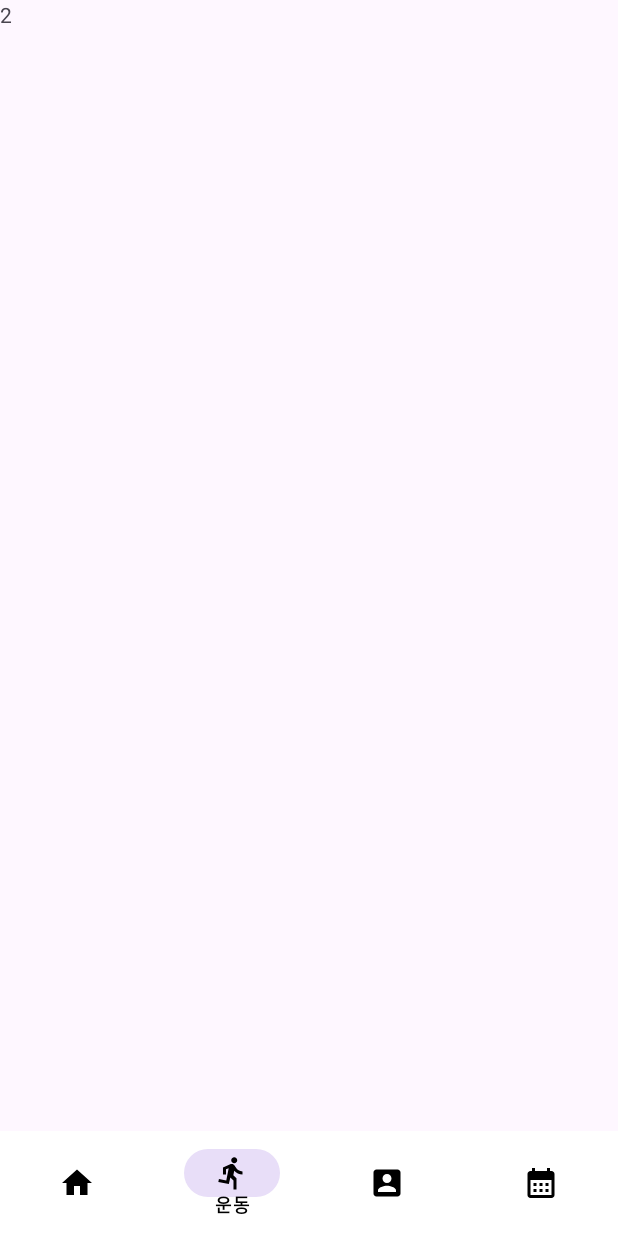
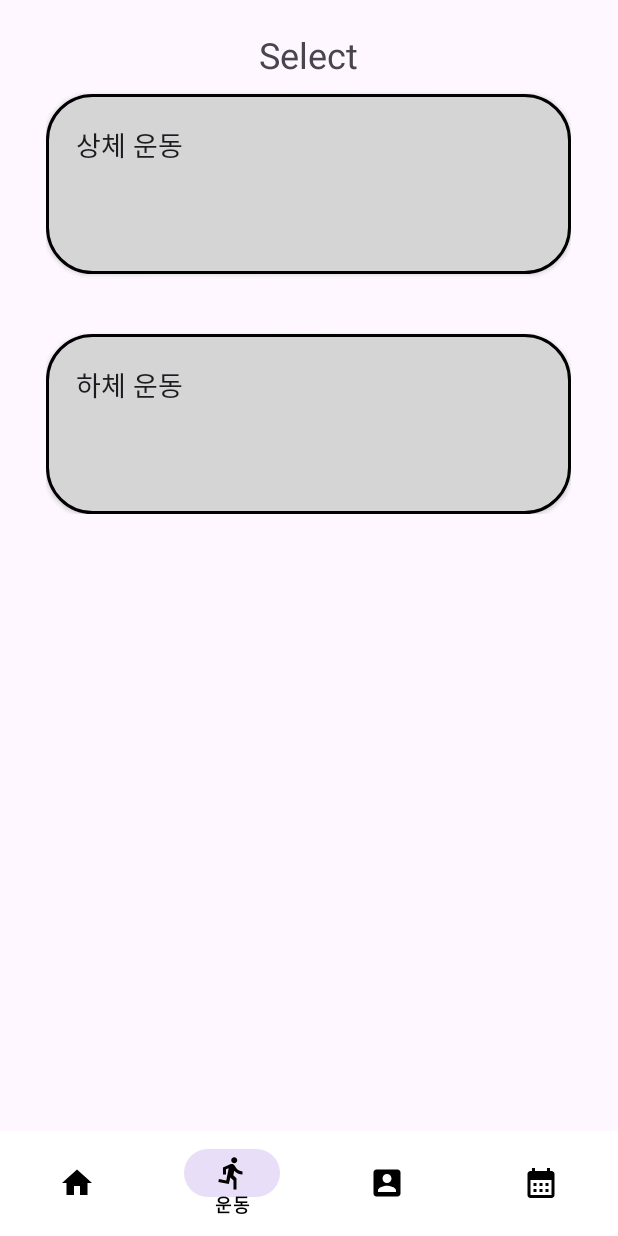
Before and after one commit to sueundev/2024-01_My-Trainer, an Android app: the screen it shows after launch (MainActivity), item 2 of the bottom bar chosen, on a phone screen of 412 x 824 dp. Run offline under Robolectric (Android 15) with nearby library versions, the phone set to English and light mode, and no system bars.

Commit message:
운동 탭 기능 구현

```diff
--- a/app/src/main/AndroidManifest.xml
+++ b/app/src/main/AndroidManifest.xml
@@ -12,9 +12,13 @@
         android:supportsRtl="true"
         android:theme="@style/Theme.MyTrainer"
         tools:targetApi="31">
+        <activity android:name=".exercise_upper"></activity>
+        <activity android:name=".exercise_lower"></activity>
         <activity
             android:name=".MainActivity"
             android:exported="true">
+        </activity>
+        <activity android:name=".TitleActivity" android:exported="true">
             <intent-filter>
                 <action android:name="android.intent.action.MAIN" />
 
--- /dev/null
+++ b/app/src/main/java/com/example/mytrainer/TitleActivity.java
@@ -0,0 +1,26 @@
+package com.example.mytrainer;
+import androidx.appcompat.app.AppCompatActivity;
+import android.content.Intent;
+import android.os.Bundle;
+import android.os.Handler;
+
+public class TitleActivity extends AppCompatActivity{
+    protected void onCreate(Bundle savedInstanceState){
+        super.onCreate(savedInstanceState);
+        setContentView(R.layout.splash_activity);
+
+        Handler handler = new Handler();
+        handler.postDelayed(new Runnable() {
+            @Override
+            public void run() {
+                Intent intent = new Intent(getApplicationContext(), MainActivity.class);
+                startActivity(intent);
+                finish();
+            }
+        }, 2000);
+    }
+    protected void onPause(){
+        super.onPause();
+        finish();
+    }
+}
--- a/app/src/main/java/com/example/mytrainer/exeFragment.java
+++ b/app/src/main/java/com/example/mytrainer/exeFragment.java
@@ -1,19 +1,48 @@
 package com.example.mytrainer;
 
+import android.content.Intent;
 import android.os.Bundle;
-
-import androidx.fragment.app.Fragment;
-
 import android.view.LayoutInflater;
 import android.view.View;
 import android.view.ViewGroup;
+import android.widget.Button;
+import androidx.fragment.app.Fragment;
 
 public class exeFragment extends Fragment {
+
+    private Button buttonUpperBody;
+    private Button buttonLowerBody;
 
     @Override
     public View onCreateView(LayoutInflater inflater, ViewGroup container,
                              Bundle savedInstanceState) {
         // Inflate the layout for this fragment
-        return inflater.inflate(R.layout.fragment_exe, container, false);
+        View view = inflater.inflate(R.layout.fragment_exe, container, false);
+
+        // 버튼 참조 초기화
+        buttonUpperBody = view.findViewById(R.id.button_upper_body);
+        buttonLowerBody = view.findViewById(R.id.button_lower_body);
+
+        // 상체 운동 버튼에 클릭 이벤트 리스너 설정
+        buttonUpperBody.setOnClickListener(new View.OnClickListener() {
+            @Override
+            public void onClick(View v) {
+                // exercise_upper 액티비티로 전환
+                Intent intent = new Intent(getActivity(), exercise_upper.class);
+                startActivity(intent);
+            }
+        });
+
+        // 하체 운동 버튼에 클릭 이벤트 리스너 설정
+        buttonLowerBody.setOnClickListener(new View.OnClickListener() {
+            @Override
+            public void onClick(View v) {
+                // exercise_lower 액티비티로 전환
+                Intent intent = new Intent(getActivity(), exercise_lower.class);
+                startActivity(intent);
+            }
+        });
+
+        return view;
     }
 }
--- /dev/null
+++ b/app/src/main/res/drawable/ellipse_shape.xml
@@ -0,0 +1,6 @@
+<?xml version="1.0" encoding="utf-8"?>
+<shape xmlns:android="http://schemas.android.com/apk/res/android"
+    android:shape="oval">
+    <solid android:color="#FFC107"/> <!-- 타원의 색상 설정 -->
+    <!-- 타원의 크기를 지정하려면, 이 파일을 사용하는 뷰에서 크기를 지정해야 합니다. -->
+</shape>
--- /dev/null
+++ b/app/src/main/res/drawable/rounded_box_with_stroke.xml
@@ -0,0 +1,8 @@
+<?xml version="1.0" encoding="utf-8"?>
+<shape xmlns:android="http://schemas.android.com/apk/res/android">
+    <solid android:color="#D5D5D5"/> <!-- 여기서 배경색을 원하는 대로 설정할 수 있습니다. -->
+    <stroke
+        android:width="2dp"
+        android:color="#000000"/>
+    <corners android:radius="30dp"/>
+</shape>
--- a/app/src/main/res/layout/fragment_exe.xml
+++ b/app/src/main/res/layout/fragment_exe.xml
@@ -5,9 +5,41 @@
     android:layout_height="match_parent"
     tools:context=".exeFragment">
 
-    <TextView
-        android:id="@+id/textView"
+    <LinearLayout
+        android:paddingTop="20dp"
         android:layout_width="wrap_content"
         android:layout_height="wrap_content"
-        android:text="2" />
+        android:layout_gravity="center_horizontal|top"
+        android:orientation="vertical">
+        <TextView
+            android:layout_width="match_parent"
+            android:layout_height="match_parent"
+            android:text="Select"
+            android:gravity="center"
+            android:textSize="24dp"/>
+        <android.widget.Button
+            android:layout_marginTop="10dp"
+            android:id="@+id/button_upper_body"
+            android:layout_width="350dp"
+            android:layout_height="120dp"
+            android:background="@drawable/rounded_box_with_stroke"
+            android:text="상체 운동"
+            android:textSize="18dp"
+            android:layout_gravity="center"
+            android:gravity="top|start"
+            android:paddingTop="20dp"
+            android:paddingLeft="20dp"/>
+        <android.widget.Button
+            android:layout_marginTop="40dp"
+            android:id="@+id/button_lower_body"
+            android:layout_width="350dp"
+            android:layout_height="120dp"
+            android:background="@drawable/rounded_box_with_stroke"
+            android:text="하체 운동"
+            android:textSize="18dp"
+            android:layout_gravity="center"
+            android:gravity="top|start"
+            android:paddingTop="20dp"
+            android:paddingLeft="20dp"/>
+    </LinearLayout>
 </FrameLayout>
--- a/app/src/main/res/layout/fragment_record.xml
+++ b/app/src/main/res/layout/fragment_record.xml
@@ -89,7 +89,7 @@
 
     </LinearLayout>
 
-    <Button
+    <android.widget.Button
         android:id="@+id/record_btn"
         android:layout_width="wrap_content"
         android:layout_height="wrap_content"
--- a/app/src/main/res/values/themes.xml
+++ b/app/src/main/res/values/themes.xml
@@ -4,6 +4,5 @@
         <!-- Customize your light theme here. -->
         <!-- <item name="colorPrimary">@color/my_light_primary</item> -->
     </style>
-
     <style name="Theme.MyTrainer" parent="Base.Theme.MyTrainer" />
 </resources>
```
Also changed, not shown: app/src/main/java/com/example/mytrainer/exercise_lower.java (added, +26 -0 lines), app/src/main/java/com/example/mytrainer/exercise_upper.java (added, +25 -0 lines), app/src/main/res/layout/exercise_lower_body.xml (added, +31 -0 lines), app/src/main/res/layout/exercise_upper_body.xml (added, +55 -0 lines), app/src/main/res/layout/splash_activity.xml (added, +11 -0 lines).
